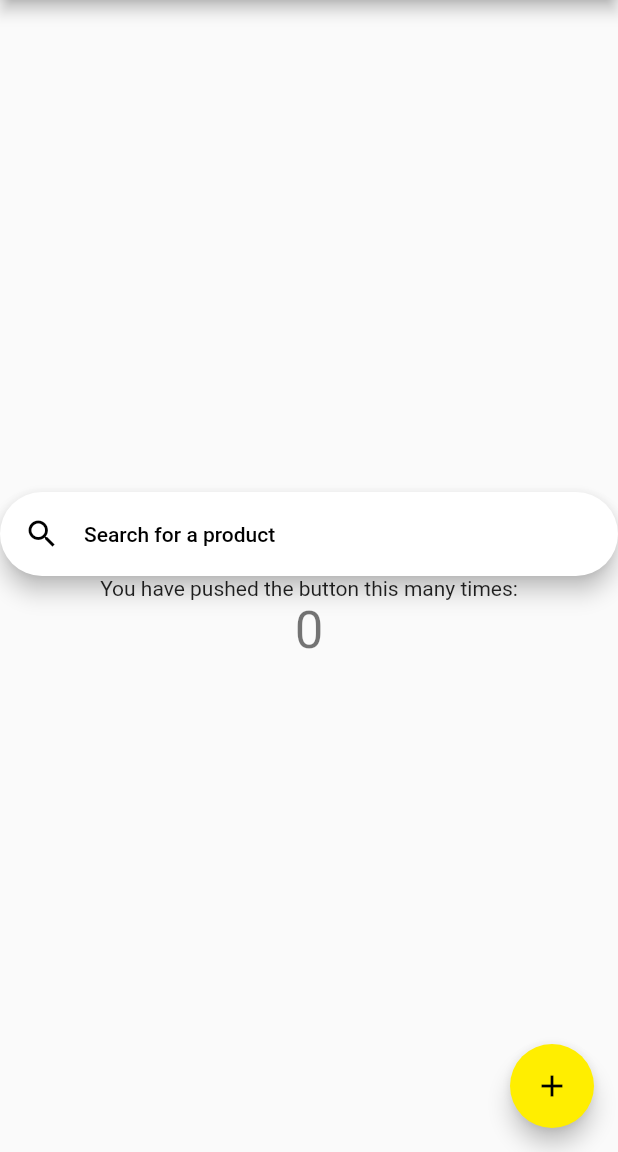
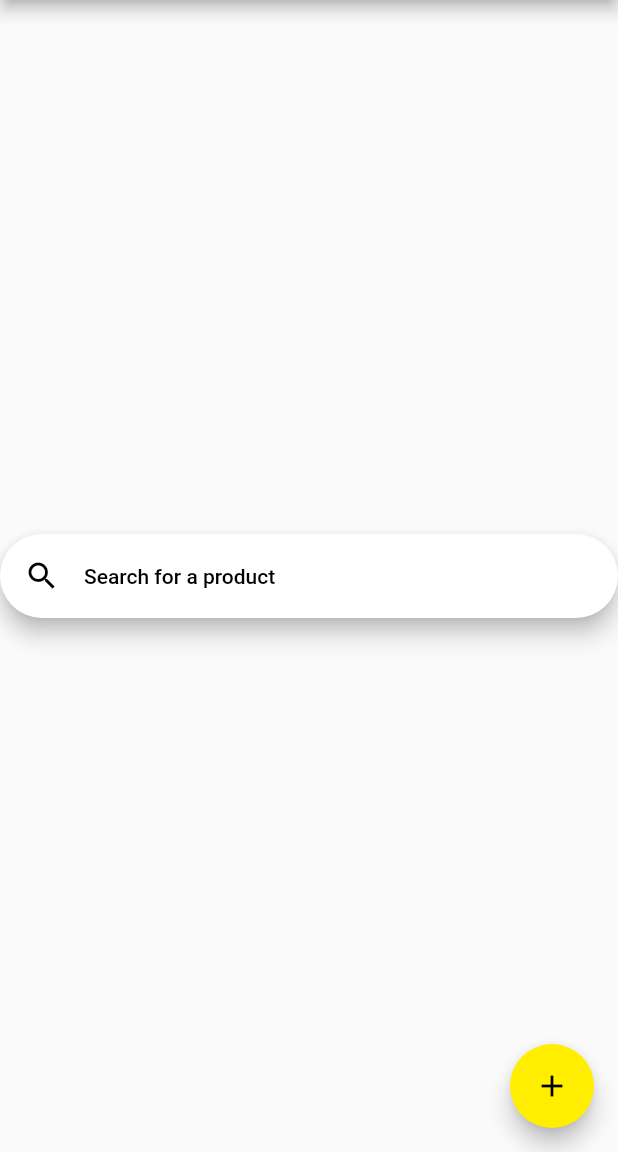
Before and after one commit to aidanahram/EbayTool, a Flutter app: the screen it shows after launch, on a phone screen of 412 x 824 dp, the part 84-1236 px from its top. Run offline on Flutter 3.47's test engine with Material 3 defaults, Android fonts, the light colour scheme and no system bars; missing offline and left inert: requests; key blocks and very long unbroken strings in the code were emptied for the run.

Commit message:
not much

```diff
--- a/lib/src/pages/home.dart
+++ b/lib/src/pages/home.dart
@@ -12,14 +12,6 @@
 }
 
 class _HomePageState extends State<HomePage> {
-  int _counter = 0;
-
-  void _incrementCounter() {
-    setState(() {
-      _counter++;
-    });
-  }
-
   @override
   Widget build(BuildContext context) {
     return Scaffold(
@@ -39,16 +31,6 @@
                 print(value);
               },
             ),
-
-
-
-            const Text(
-              'You have pushed the button this many times:',
-            ),
-            Text(
-              '$_counter',
-              style: Theme.of(context).textTheme.headlineMedium,
-            ),
           ],
         ),
       ),
```
Also changed, not shown: 2 other files.
